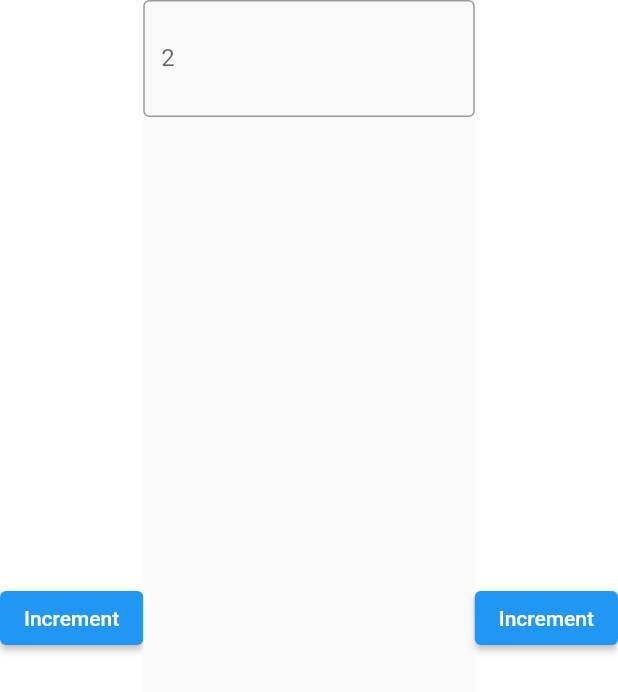
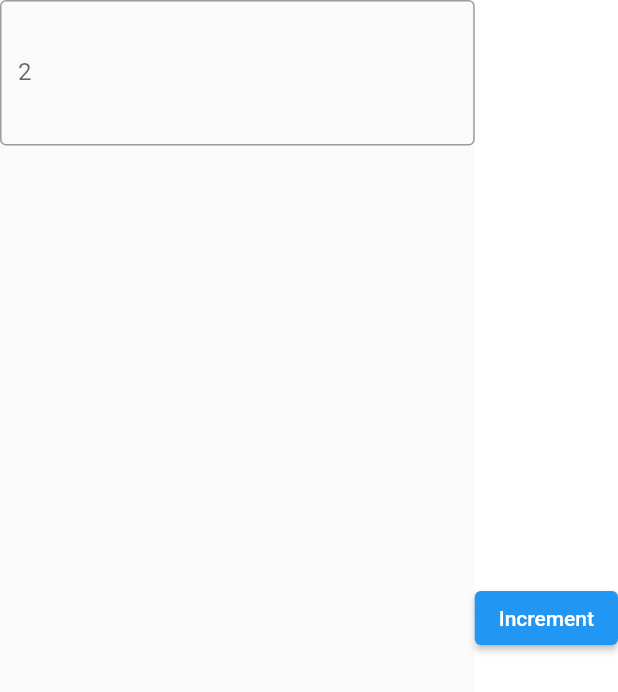
Before and after one commit to Jarod-Wylie/HelloFlutter, a Flutter app: the screen it shows after launch, after a tap on "Increment", on a phone screen of 412 x 824 dp. Shown: the top 692 px of the screen. Run offline on Flutter 3.47's test engine with Material 2 defaults, Android fonts, the phone set to English and light mode, and no system bars.

```diff
--- a/lib/inherited_counter.dart
+++ b/lib/inherited_counter.dart
@@ -1,4 +1,5 @@
 import 'package:flutter/material.dart';
+import 'package:flutter/services.dart';
 
 class InheritedWrapper extends StatefulWidget {
   final Widget child;
@@ -40,23 +41,40 @@ class WidgetTextField extends StatelessWidget {
     final InheritedWrapperState state = InheritedWrapper.of(context);
     print("Text Field Updated");
     return Expanded(
-        child: RawKeyboardListener(
+        child:
+            // KeyboardListener(
+            //     focusNode: _textNode,
+            //     onKeyEvent: printMe(),
+            //     child:
+            Scaffold(
+                // appBar: AppBar(title: const Text('Empty List Test')),
+                body:
+                    //   SizedBox(
+                    // height: 2000,
+                    // width: 2000,
+                    // child:
+                    RawKeyboardListener(
+      autofocus: true,
       focusNode: _textNode,
-            // onKey: onPressed(),
-            child: Scaffold(
-                // appBar: AppBar(title: const Text('Empty List Test')),
-                body: SizedBox(
-              height: 2000,
-              width: 2000,
+      onKey: (event) {
+        if (event.isKeyPressed(LogicalKeyboardKey.enter)) {
+          state.incrementCounter();
+          // printMe('hoi');
+        }
+      },
       child: TextField(
         decoration: InputDecoration(
           border: OutlineInputBorder(),
           labelText: '${state.counter}',
         ),
-                minLines: state.counter,
-                maxLines: state.counter,
+        minLines: state.counter + 1,
+        maxLines: state.counter + 1,
       ),
-            ))));
+    )));
+  }
+
+  printMe(hoi) {
+    print(hoi);
   }
 }
 
@@ -98,6 +116,7 @@ class _WidgetAState extends State<WidgetA> {
 
   onPressed() {
     InheritedWrapperState wrapper = InheritedWrapper.of(context);
+    print('onpressed');
     wrapper.incrementCounter();
   }
 }
--- a/lib/main.dart
+++ b/lib/main.dart
@@ -84,27 +84,8 @@ class _TextEditField extends State<TextEditField> {
       // padding: const EdgeInsets.symmetric(horizontal: 20, vertical: 150),
 
       child: Row(mainAxisSize: MainAxisSize.min, children: [
-        WidgetA(),
+        //Text('a'),
         WidgetTextField(),
-        // Expanded(
-        //     child: RawKeyboardListener(
-        //         focusNode: _textNode,
-        //         onKey: (key) => handleKey(key),
-        //         child: Scaffold(
-        //             appBar: AppBar(title: const Text('Empty List Test')),
-        //             body: SizedBox(
-        //               height: 2000,
-        //               width: 2000,
-        //               child: TextField(
-        //                 decoration: InputDecoration(
-        //                   border: OutlineInputBorder(),
-        //                   labelText: itemCount.toString(),
-        //                 ),
-        //                 textInputAction: extendList(itemCount),
-        //                 minLines: sum,
-        //                 maxLines: sum,
-        //               ),
-        //             )))),
         WidgetA(),
       ]),
     );
```
Also changed, not shown: flutter_01.png (added), flutter_02.png (added), flutter_03.png (added), flutter_04.png (added). Lines whose indentation alone changed are shown as unchanged.
